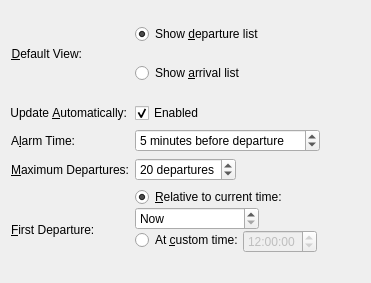
This is applet/publicTransportConfigAdvanced.ui in KDE/publictransport as Qt 5 draws it before an edit. The edited form follows.
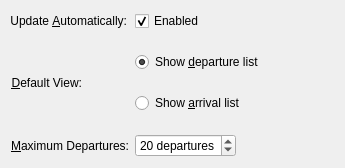
This is the edited form.

Patch:
```diff
--- a/applet/publicTransportConfigAdvanced.ui
+++ b/applet/publicTransportConfigAdvanced.ui
@@ -6,18 +6,15 @@
    <rect>
     <x>0</x>
     <y>0</y>
-    <width>371</width>
-    <height>283</height>
+    <width>345</width>
+    <height>168</height>
    </rect>
   </property>
   <layout class="QFormLayout" name="formLayout_3">
    <property name="fieldGrowthPolicy">
     <enum>QFormLayout::ExpandingFieldsGrow</enum>
    </property>
-   <property name="formAlignment">
-    <set>Qt::AlignLeading|Qt::AlignLeft|Qt::AlignTop</set>
-   </property>
-   <item row="2" column="0">
+   <item row="0" column="0">
     <widget class="QLabel" name="lblUpdateAutomatically">
      <property name="text">
       <string>Update &amp;Automatically:</string>
@@ -30,7 +27,7 @@
      </property>
     </widget>
    </item>
-   <item row="2" column="1">
+   <item row="0" column="1">
     <widget class="QCheckBox" name="updateAutomatically">
      <property name="sizePolicy">
       <sizepolicy hsizetype="Fixed" vsizetype="Fixed">
@@ -46,97 +43,8 @@
      </property>
     </widget>
    </item>
-   <item row="3" column="0">
-    <widget class="QLabel" name="lblAlarmTime">
-     <property name="text">
-      <string>A&amp;larm Time:</string>
-     </property>
-     <property name="alignment">
-      <set>Qt::AlignRight|Qt::AlignTrailing|Qt::AlignVCenter</set>
-     </property>
-     <property name="buddy">
-      <cstring>alarmTime</cstring>
-     </property>
-    </widget>
-   </item>
-   <item row="3" column="1">
-    <widget class="QSpinBox" name="alarmTime">
-     <property name="sizePolicy">
-      <sizepolicy hsizetype="Preferred" vsizetype="Fixed">
-       <horstretch>0</horstretch>
-       <verstretch>0</verstretch>
-      </sizepolicy>
-     </property>
-     <property name="minimumSize">
-      <size>
-       <width>185</width>
-       <height>0</height>
-      </size>
-     </property>
-     <property name="whatsThis">
-      <string>Alarms can be set for specific departures / arrivals through the context menu. The alarm will be shown as notification.
-Here you can set when the alarm should be fired, relative to the departure / arrival time.</string>
-     </property>
-     <property name="specialValueText">
-      <string>On depart</string>
-     </property>
-     <property name="suffix">
-      <string> minutes before departure</string>
-     </property>
-     <property name="prefix">
-      <string/>
-     </property>
-     <property name="maximum">
-      <number>255</number>
-     </property>
-     <property name="value">
-      <number>5</number>
-     </property>
-    </widget>
-   </item>
-   <item row="4" column="0">
-    <widget class="QLabel" name="lblMaximalNumberOfDepartures">
-     <property name="text">
-      <string>&amp;Maximum Departures:</string>
-     </property>
-     <property name="alignment">
-      <set>Qt::AlignRight|Qt::AlignTrailing|Qt::AlignVCenter</set>
-     </property>
-     <property name="buddy">
-      <cstring>maximalNumberOfDepartures</cstring>
-     </property>
-    </widget>
-   </item>
-   <item row="4" column="1">
-    <widget class="QSpinBox" name="maximalNumberOfDepartures">
-     <property name="sizePolicy">
-      <sizepolicy hsizetype="Preferred" vsizetype="Fixed">
-       <horstretch>0</horstretch>
-       <verstretch>0</verstretch>
-      </sizepolicy>
-     </property>
-     <property name="whatsThis">
-      <string>Here you can set how many departures should maximally be shown. It could be less, depending on the service provider.</string>
-     </property>
-     <property name="specialValueText">
-      <string/>
-     </property>
-     <property name="suffix">
-      <string> departures</string>
-     </property>
-     <property name="prefix">
-      <string/>
-     </property>
-     <property name="minimum">
-      <number>1</number>
-     </property>
-     <property name="value">
-      <number>20</number>
-     </property>
-    </widget>
-   </item>
-   <item row="5" column="0">
-    <widget class="QLabel" name="lblFirstDeparture">
+   <item row="1" column="0">
+    <widget class="QLabel" name="lblUpdateAutomatically_2">
      <property name="sizePolicy">
       <sizepolicy hsizetype="Preferred" vsizetype="Expanding">
        <horstretch>0</horstretch>
@@ -144,151 +52,24 @@
       </sizepolicy>
      </property>
      <property name="text">
-      <string>&amp;First Departure:</string>
+      <string>&amp;Default View:</string>
+     </property>
+     <property name="alignment">
+      <set>Qt::AlignRight|Qt::AlignTrailing|Qt::AlignVCenter</set>
      </property>
      <property name="buddy">
-      <cstring>firstDepartureUseCurrentTime</cstring>
+      <cstring>showDepartures</cstring>
      </property>
     </widget>
    </item>
-   <item row="5" column="1">
-    <widget class="QWidget" name="widget" native="true">
-     <property name="minimumSize">
-      <size>
-       <width>0</width>
-       <height>25</height>
-      </size>
-     </property>
-     <layout class="QVBoxLayout" name="verticalLayout">
-      <property name="spacing">
-       <number>0</number>
-      </property>
-      <property name="margin">
-       <number>0</number>
-      </property>
-      <item>
-       <layout class="QFormLayout" name="formLayout">
-        <property name="fieldGrowthPolicy">
-         <enum>QFormLayout::ExpandingFieldsGrow</enum>
-        </property>
-        <property name="rowWrapPolicy">
-         <enum>QFormLayout::WrapLongRows</enum>
-        </property>
-        <property name="horizontalSpacing">
-         <number>-1</number>
-        </property>
-        <property name="verticalSpacing">
-         <number>0</number>
-        </property>
-        <property name="leftMargin">
-         <number>0</number>
-        </property>
-        <property name="topMargin">
-         <number>0</number>
-        </property>
-        <item row="0" column="0">
-         <widget class="QRadioButton" name="firstDepartureUseCurrentTime">
-          <property name="sizePolicy">
-           <sizepolicy hsizetype="Preferred" vsizetype="Fixed">
-            <horstretch>0</horstretch>
-            <verstretch>0</verstretch>
-           </sizepolicy>
-          </property>
-          <property name="text">
-           <string>&amp;Relative to current time:</string>
-          </property>
-          <property name="checked">
-           <bool>true</bool>
-          </property>
-         </widget>
-        </item>
-        <item row="0" column="1">
-         <widget class="QSpinBox" name="timeOfFirstDeparture">
-          <property name="sizePolicy">
-           <sizepolicy hsizetype="Maximum" vsizetype="Fixed">
-            <horstretch>0</horstretch>
-            <verstretch>0</verstretch>
-           </sizepolicy>
-          </property>
-          <property name="whatsThis">
-           <string>Here you can set the starting time of the departure list. No earlier departures will be shown.</string>
-          </property>
-          <property name="specialValueText">
-           <string>Now</string>
-          </property>
-          <property name="suffix">
-           <string> minutes</string>
-          </property>
-          <property name="prefix">
-           <string>Now + </string>
-          </property>
-         </widget>
-        </item>
-       </layout>
-      </item>
-      <item>
-       <layout class="QFormLayout" name="formLayout_2">
-        <property name="rowWrapPolicy">
-         <enum>QFormLayout::WrapLongRows</enum>
-        </property>
-        <property name="horizontalSpacing">
-         <number>-1</number>
-        </property>
-        <property name="verticalSpacing">
-         <number>0</number>
-        </property>
-        <property name="leftMargin">
-         <number>0</number>
-        </property>
-        <property name="topMargin">
-         <number>0</number>
-        </property>
-        <item row="1" column="1">
-         <widget class="QTimeEdit" name="timeOfFirstDepartureCustom">
-          <property name="enabled">
-           <bool>false</bool>
-          </property>
-          <property name="sizePolicy">
-           <sizepolicy hsizetype="Maximum" vsizetype="Fixed">
-            <horstretch>0</horstretch>
-            <verstretch>0</verstretch>
-           </sizepolicy>
-          </property>
-          <property name="time">
-           <time>
-            <hour>12</hour>
-            <minute>0</minute>
-            <second>0</second>
-           </time>
-          </property>
-         </widget>
-        </item>
-        <item row="1" column="0">
-         <widget class="QRadioButton" name="firstDepartureUseCustomTime">
-          <property name="sizePolicy">
-           <sizepolicy hsizetype="Preferred" vsizetype="Fixed">
-            <horstretch>0</horstretch>
-            <verstretch>0</verstretch>
-           </sizepolicy>
-          </property>
-          <property name="layoutDirection">
-           <enum>Qt::LeftToRight</enum>
-          </property>
-          <property name="text">
-           <string>At &amp;custom time:</string>
-          </property>
-          <property name="checked">
-           <bool>false</bool>
-          </property>
-         </widget>
-        </item>
-       </layout>
-      </item>
-     </layout>
-    </widget>
-   </item>
    <item row="1" column="1">
     <widget class="QWidget" name="widget_2" native="true">
+     <property name="sizePolicy">
+      <sizepolicy hsizetype="Preferred" vsizetype="Preferred">
+       <horstretch>0</horstretch>
+       <verstretch>0</verstretch>
+      </sizepolicy>
+     </property>
      <property name="minimumSize">
       <size>
        <width>0</width>
@@ -301,6 +82,12 @@
       </property>
       <item>
        <widget class="QRadioButton" name="showDepartures">
+        <property name="sizePolicy">
+         <sizepolicy hsizetype="Minimum" vsizetype="Fixed">
+          <horstretch>0</horstretch>
+          <verstretch>0</verstretch>
+         </sizepolicy>
+        </property>
         <property name="text">
          <string>Show &amp;departure list</string>
         </property>
@@ -319,22 +106,44 @@
      </layout>
     </widget>
    </item>
-   <item row="1" column="0">
-    <widget class="QLabel" name="lblUpdateAutomatically_2">
-     <property name="sizePolicy">
-      <sizepolicy hsizetype="Preferred" vsizetype="Expanding">
-       <horstretch>0</horstretch>
-       <verstretch>0</verstretch>
-      </sizepolicy>
-     </property>
+   <item row="2" column="0">
+    <widget class="QLabel" name="lblMaximalNumberOfDepartures">
      <property name="text">
-      <string>&amp;Default View:</string>
+      <string>&amp;Maximum Departures:</string>
      </property>
      <property name="alignment">
       <set>Qt::AlignRight|Qt::AlignTrailing|Qt::AlignVCenter</set>
      </property>
      <property name="buddy">
-      <cstring>showDepartures</cstring>
+      <cstring>maximalNumberOfDepartures</cstring>
+     </property>
+    </widget>
+   </item>
+   <item row="2" column="1">
+    <widget class="QSpinBox" name="maximalNumberOfDepartures">
+     <property name="sizePolicy">
+      <sizepolicy hsizetype="Preferred" vsizetype="Fixed">
+       <horstretch>0</horstretch>
+       <verstretch>0</verstretch>
+      </sizepolicy>
+     </property>
+     <property name="whatsThis">
+      <string>Here you can set how many departures should maximally be shown. It could be less, depending on the service provider.</string>
+     </property>
+     <property name="specialValueText">
+      <string/>
+     </property>
+     <property name="suffix">
+      <string> departures</string>
+     </property>
+     <property name="prefix">
+      <string/>
+     </property>
+     <property name="minimum">
+      <number>1</number>
+     </property>
+     <property name="value">
+      <number>20</number>
      </property>
     </widget>
    </item>
```
Left out of the diff: 41 changed lines with no effect on the pictures.
